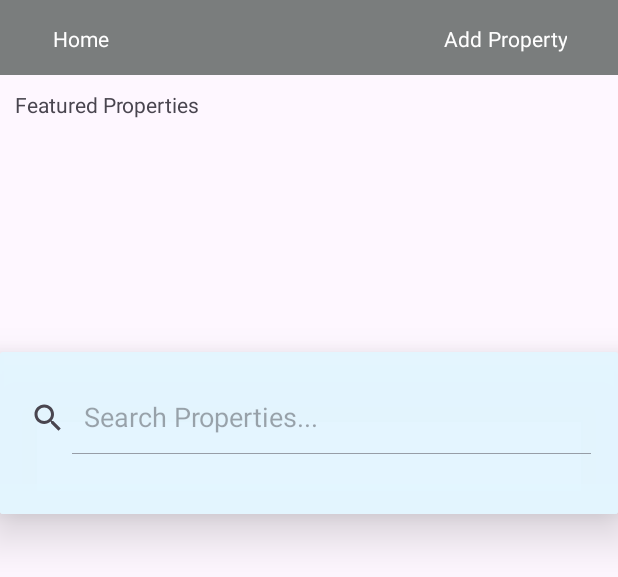
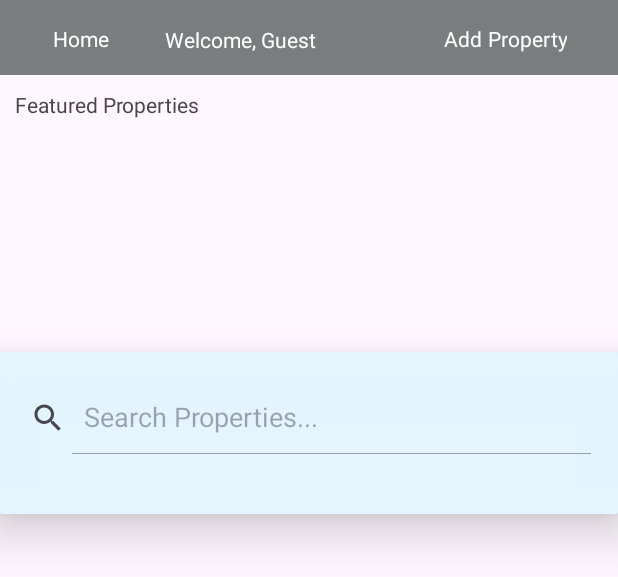
Before and after one commit to Javiebear/EternalSlumber, an Android app: the screen it shows after launch (MainActivity), after a tap on "Continue as guest", on a phone screen of 412 x 824 dp, the part 124-701 px from its top. Run offline under Robolectric (Android 15) with nearby library versions, the phone set to English and light mode, and no system bars; Roboto replaces fonts that are not available here; 1 statement that could not run was skipped.

Commit message:
making sure my working version is uploaded

```diff
--- a/app/src/main/java/com/example/eternalslumber/LoginActivity.kt
+++ b/app/src/main/java/com/example/eternalslumber/LoginActivity.kt
@@ -68,7 +68,10 @@ class LoginActivity : AppCompatActivity() {
 
         // user can continue as guest, will not pass any username over to main activity
         buttonGuest.setOnClickListener {
+
             val intent = Intent(this@LoginActivity, MainActivity::class.java)
+            // passes the guest as the username and will be checked in the main page
+            intent.putExtra("user", "Guest")
             startActivity(intent)
         }
 
--- a/app/src/main/java/com/example/eternalslumber/MainActivity.kt
+++ b/app/src/main/java/com/example/eternalslumber/MainActivity.kt
@@ -4,6 +4,7 @@ import android.content.Intent
 import android.os.Bundle
 import android.view.View
 import android.widget.SearchView
+import android.widget.TextView
 import androidx.activity.enableEdgeToEdge
 import androidx.appcompat.app.AppCompatActivity
 import androidx.core.view.ViewCompat
@@ -47,7 +48,10 @@ class MainActivity : AppCompatActivity() {
             insets
         }
 
+        // username if logged in, guest if they continued as guest
         val username = intent.getStringExtra("user")
+        val displayName = findViewById<TextView>(R.id.loggedName)
+        displayName.text = "Welcome, " + username
 
         // Setting up the button and their functions
         binding.addPropertyButton.setOnClickListener{
--- a/app/src/main/res/layout/activity_login.xml
+++ b/app/src/main/res/layout/activity_login.xml
@@ -9,8 +9,8 @@
 
     <Button
         android:id="@+id/guestButton"
-        android:layout_width="193dp"
-        android:layout_height="39dp"
+        android:layout_width="239dp"
+        android:layout_height="49dp"
         android:backgroundTint="@color/gray"
         android:text="Continue as guest"
         android:textAppearance="@style/TextAppearance.AppCompat.Small"
@@ -19,7 +19,7 @@
         app:layout_constraintEnd_toEndOf="parent"
         app:layout_constraintStart_toStartOf="parent"
         app:layout_constraintTop_toBottomOf="@+id/button2"
-        app:layout_constraintVertical_bias="0.953" />
+        app:layout_constraintVertical_bias="0.949" />
 
     <ImageView
         android:id="@+id/logoImage2"
--- a/app/src/main/res/layout/activity_main.xml
+++ b/app/src/main/res/layout/activity_main.xml
@@ -136,5 +136,17 @@
         app:layout_constraintTop_toTopOf="@+id/toolbar"
         app:layout_constraintVertical_bias="1.0" />
 
+    <TextView
+        android:id="@+id/loggedName"
+        android:layout_width="wrap_content"
+        android:layout_height="wrap_content"
+        android:textColor="#FFFFFF"
+        app:layout_constraintBottom_toBottomOf="@+id/toolbar"
+        app:layout_constraintEnd_toStartOf="@+id/addPropertyButton"
+        app:layout_constraintHorizontal_bias="0.163"
+        app:layout_constraintStart_toEndOf="@+id/homeButton"
+        app:layout_constraintTop_toBottomOf="@+id/logoImage"
+        app:layout_constraintVertical_bias="0.548" />
+
 
 </androidx.constraintlayout.widget.ConstraintLayout>
```
Also changed, not shown: app/src/main/assets/houses.txt (+5 -5 lines), app/src/main/AndroidManifest.xml (line endings or trailing spaces), app/src/main/assets/house.jpg (added).
